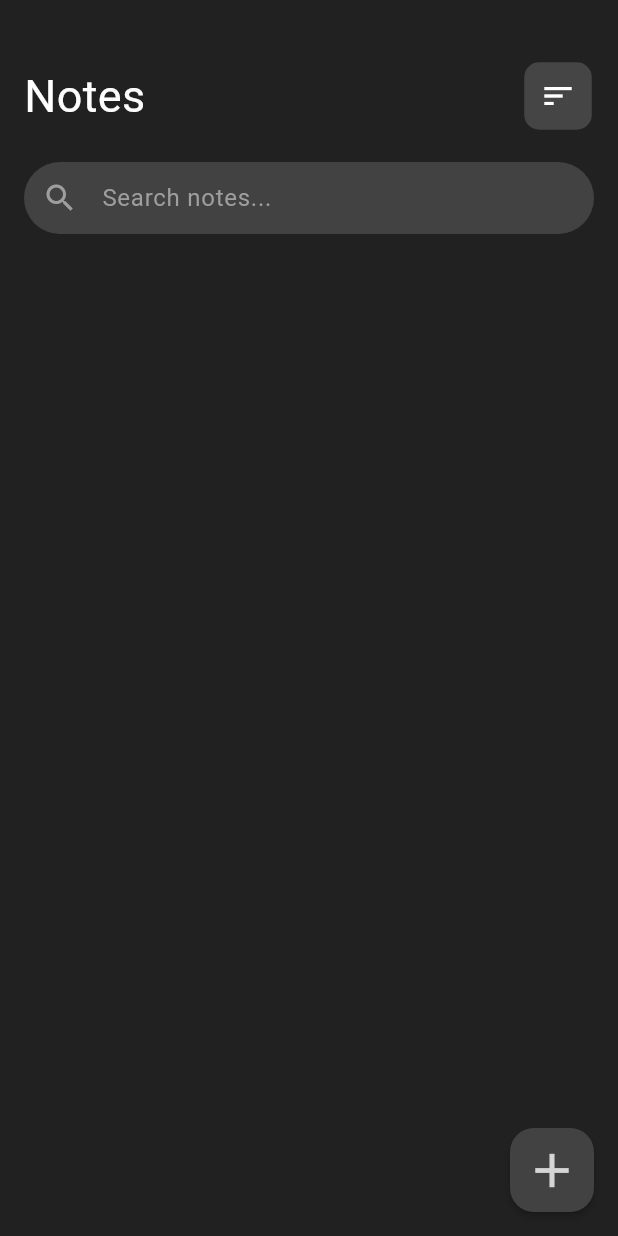
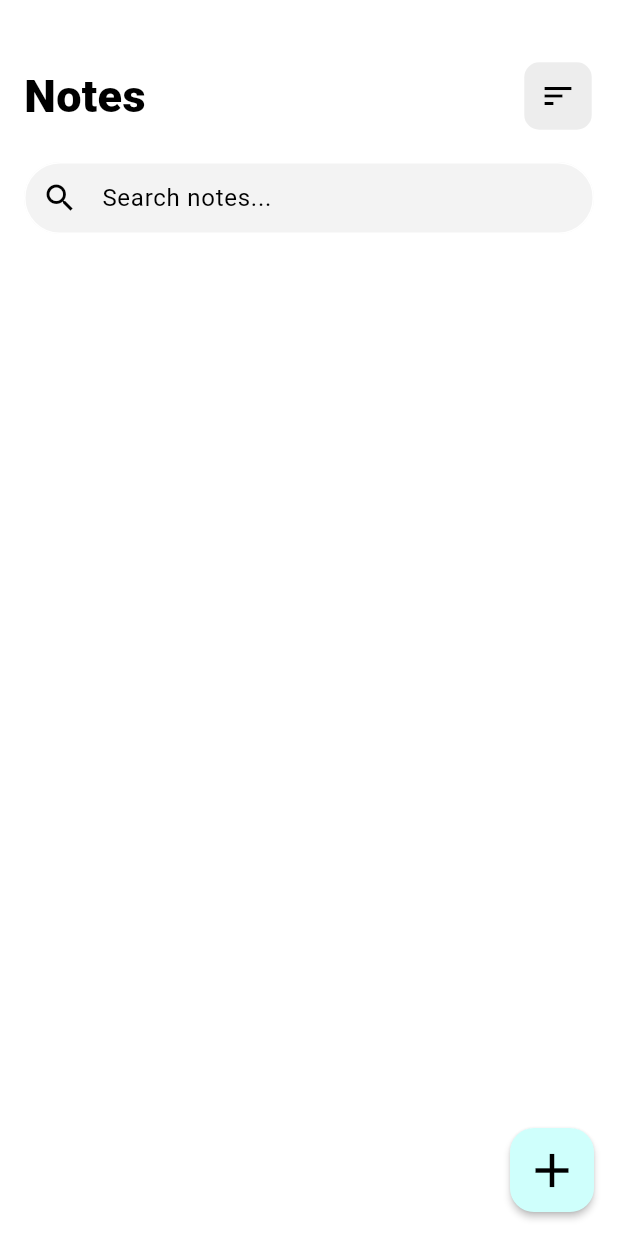
Before and after one commit to smbhathiya/NotepadApp, a Flutter app: the screen it shows after launch, on a phone screen of 412 x 824 dp. Run offline on Flutter 3.47's test engine with Material 3 defaults, Android fonts, the phone set to English and light mode, and no system bars.

Commit message:
UI white

```diff
--- a/lib/screens/home.dart
+++ b/lib/screens/home.dart
@@ -58,7 +58,7 @@ class _HomeScreenState extends State<HomeScreen> {
   @override
   Widget build(BuildContext context) {
     return Scaffold(
-      backgroundColor: Colors.grey.shade900,
+      backgroundColor: const Color.fromARGB(255, 255, 255, 255),
       body: Padding(
           padding: const EdgeInsets.fromLTRB(16, 40, 16, 0),
           child: Column(
@@ -68,7 +68,10 @@ class _HomeScreenState extends State<HomeScreen> {
                 children: [
                   const Text(
                     'Notes',
-                    style: TextStyle(fontSize: 30, color: Colors.white),
+                    style: TextStyle(
+                        fontSize: 30,
+                        color: Color.fromARGB(255, 0, 0, 0),
+                        fontWeight: FontWeight.w900),
                   ),
                   IconButton(
                       onPressed: () {
@@ -81,12 +84,12 @@ class _HomeScreenState extends State<HomeScreen> {
                           width: 45,
                           height: 45,
                           decoration: BoxDecoration(
-                              color: const Color.fromARGB(255, 78, 78, 78)
+                              color: const Color.fromARGB(255, 233, 233, 233)
                                   .withOpacity(0.8),
                               borderRadius: BorderRadius.circular(10)),
                           child: const Icon(
                             Icons.sort,
-                            color: Colors.white,
+                            color: Color.fromARGB(255, 0, 0, 0),
                           )))
                 ],
               ),
@@ -95,25 +98,28 @@ class _HomeScreenState extends State<HomeScreen> {
               ),
               TextField(
                 onChanged: onSearchText,
-                style: const TextStyle(fontSize: 16, color: Colors.white),
+                style: const TextStyle(
+                    fontSize: 16, color: Color.fromARGB(255, 0, 0, 0)),
                 decoration: InputDecoration(
                     contentPadding: const EdgeInsets.symmetric(vertical: 12),
                     hintText: "Search notes...",
-                    hintStyle: const TextStyle(color: Colors.grey),
+                    hintStyle:
+                        const TextStyle(color: Color.fromARGB(255, 0, 0, 0)),
                     prefixIcon: const Icon(
                       Icons.search,
-                      color: Colors.grey,
+                      color: Color.fromARGB(255, 0, 0, 0),
                     ),
                     filled: true,
                     focusedBorder: OutlineInputBorder(
                       borderRadius: BorderRadius.circular(30),
-                      borderSide: const BorderSide(color: Colors.transparent),
+                      borderSide: const BorderSide(
+                          color: Color.fromARGB(255, 255, 255, 255)),
                     ),
                     enabledBorder: OutlineInputBorder(
                       borderRadius: BorderRadius.circular(30),
-                      borderSide: const BorderSide(color: Colors.transparent),
+                      borderSide: const BorderSide(color: Colors.white),
                     ),
-                    fillColor: Colors.grey.shade800),
+                    fillColor: const Color.fromARGB(255, 243, 243, 243)),
               ),
               Expanded(
                   child: Padding(
@@ -228,11 +234,11 @@ class _HomeScreenState extends State<HomeScreen> {
           }
         },
         elevation: 2,
-        backgroundColor: Colors.grey.shade800,
+        backgroundColor: const Color.fromARGB(255, 207, 255, 252),
         child: const Icon(
           Icons.add,
           size: 38,
-          color: Color.fromARGB(255, 213, 213, 213),
+          color: Color.fromARGB(255, 0, 0, 0),
         ),
       ),
     );
--- a/pubspec.yaml
+++ b/pubspec.yaml
@@ -33,6 +33,7 @@ dependencies:
   intl: ^0.19.0
 
 
+
   # The following adds the Cupertino Icons font to your application.
   # Use with the CupertinoIcons class for iOS style icons.
   cupertino_icons: ^1.0.2
@@ -46,7 +47,7 @@ dev_dependencies:
   # activated in the `analysis_options.yaml` file located at the root of your
   # package. See that file for information about deactivating specific lint
   # rules and activating additional ones.
-  flutter_lints: ^2.0.0
+  flutter_lints: ^3.0.1
 
 # For information on the generic Dart part of this file, see the
 # following page: https://dart.dev/tools/pub/pubspec
```
Also changed, not shown: pubspec.lock.
